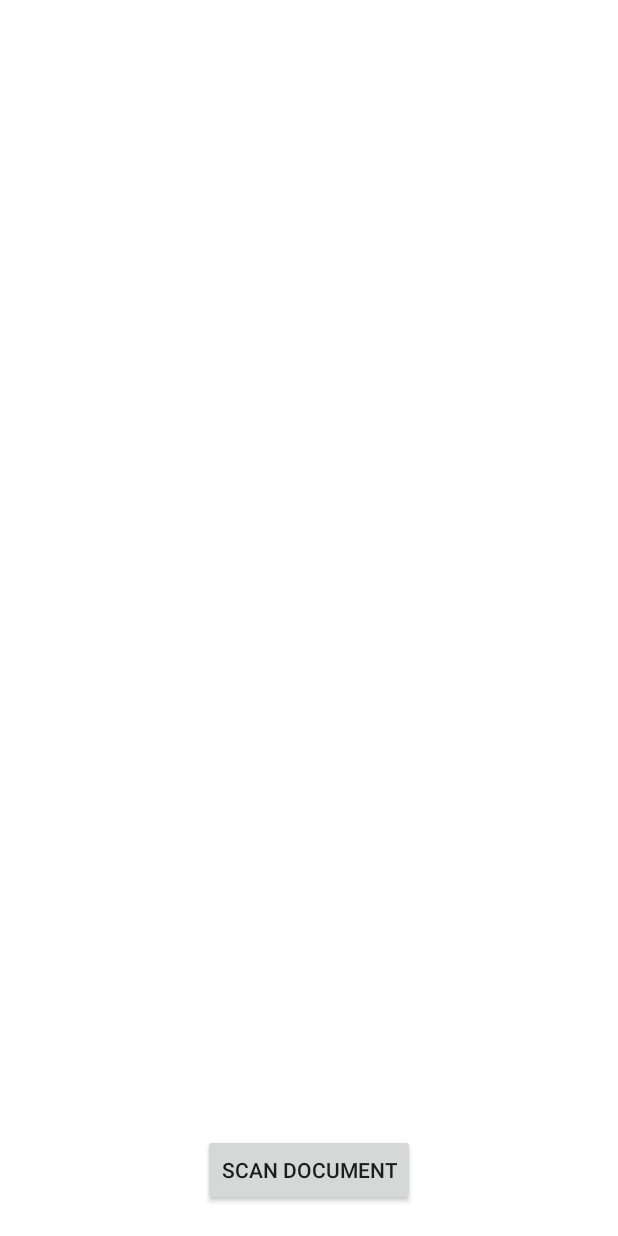
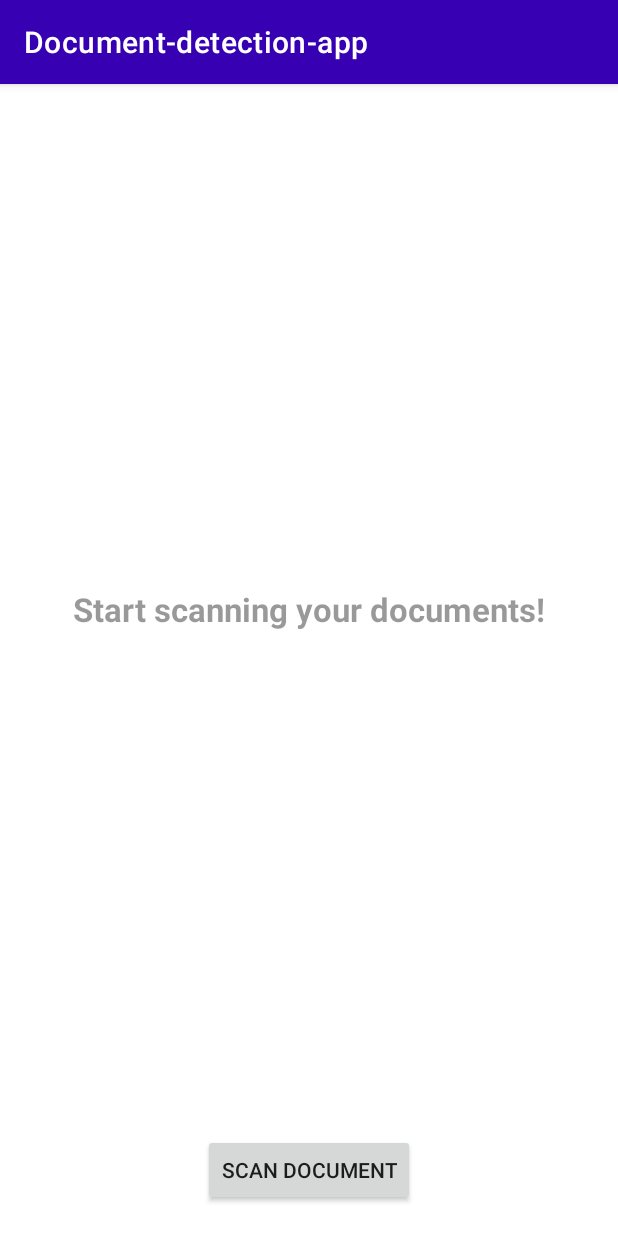
Before and after one commit to seramirezdev/document-detection, an Android app: the screen it shows after launch (MainActivity), on a phone screen of 412 x 824 dp. Run offline under Robolectric (Android 15) with nearby library versions, the phone set to English and light mode, and no system bars.

Commit message:
Showing the document detected in the sample project

```diff
--- a/document-detection-app/build.gradle.kts
+++ b/document-detection-app/build.gradle.kts
@@ -50,7 +50,6 @@ dependencies {
     implementation(Dependencies.cameraExtensions)
     implementation(Dependencies.cameraView)
 
-
     implementation(Dependencies.coreKtx)
     implementation(Dependencies.appcompat)
     implementation(Dependencies.material)
--- a/document-detection-app/src/main/AndroidManifest.xml
+++ b/document-detection-app/src/main/AndroidManifest.xml
@@ -1,6 +1,8 @@
 <?xml version="1.0" encoding="utf-8"?>
 <manifest xmlns:android="http://schemas.android.com/apk/res/android"
     package="com.seramirezdev.document_detection_app">
+
+    <uses-permission android:name="android.permission.READ_EXTERNAL_STORAGE" />
 
     <application
         android:allowBackup="true"
@@ -11,6 +13,7 @@
         android:theme="@style/Theme.DocumentDetection">
         <activity
             android:name=".MainActivity"
+            android:theme="@style/MainActivityTheme"
             android:exported="true">
             <intent-filter>
                 <action android:name="android.intent.action.MAIN" />
--- a/document-detection-app/src/main/res/layout/activity_main.xml
+++ b/document-detection-app/src/main/res/layout/activity_main.xml
@@ -4,14 +4,38 @@
     xmlns:tools="http://schemas.android.com/tools"
     android:layout_width="match_parent"
     android:layout_height="match_parent"
+    android:fitsSystemWindows="true"
     tools:context=".MainActivity">
+
+    <androidx.appcompat.widget.AppCompatTextView
+        android:id="@+id/start_scanning_text"
+        android:layout_width="wrap_content"
+        android:layout_height="wrap_content"
+        android:text="@string/start_scanning_your_documents"
+        android:textColor="@color/black_40"
+        android:textSize="22sp"
+        android:textStyle="bold"
+        app:layout_constraintBottom_toTopOf="@+id/scan_btn"
+        app:layout_constraintEnd_toEndOf="parent"
+        app:layout_constraintStart_toStartOf="parent"
+        app:layout_constraintTop_toTopOf="parent" />
+
+    <androidx.appcompat.widget.AppCompatImageView
+        android:id="@+id/document_scanned_img"
+        android:layout_width="0dp"
+        android:layout_height="0dp"
+        android:visibility="gone"
+        app:layout_constraintBottom_toTopOf="@+id/scan_btn"
+        app:layout_constraintEnd_toEndOf="parent"
+        app:layout_constraintStart_toStartOf="parent"
+        app:layout_constraintTop_toTopOf="parent" />
 
     <androidx.appcompat.widget.AppCompatButton
         android:id="@+id/scan_btn"
         android:layout_width="wrap_content"
         android:layout_height="wrap_content"
+        android:layout_marginBottom="@dimen/scan_btn_marginBottom"
         android:text="@string/scan"
-        android:layout_marginBottom="@dimen/scan_btn_marginBottom"
         app:layout_constraintBottom_toBottomOf="parent"
         app:layout_constraintEnd_toEndOf="parent"
         app:layout_constraintStart_toStartOf="parent" />
--- a/document-detection-app/src/main/res/values/strings.xml
+++ b/document-detection-app/src/main/res/values/strings.xml
@@ -1,4 +1,5 @@
 <resources>
     <string name="app_name">Document-detection-app</string>
     <string name="scan">Scan document</string>
+    <string name="start_scanning_your_documents">Start scanning your documents!</string>
 </resources>
--- /dev/null
+++ b/document-detection-app/src/main/res/values/styles.xml
@@ -0,0 +1,9 @@
+<?xml version="1.0" encoding="utf-8"?>
+<resources>
+    <style name="MainActivityTheme" parent="Theme.MaterialComponents.DayNight.DarkActionBar">
+        <item name="colorPrimary">@color/purple_700</item>
+        <item name="colorPrimaryVariant">@color/purple_700</item>
+        <item name="colorOnPrimary">@color/white</item>
+        <item name="android:statusBarColor">?attr/colorPrimaryVariant</item>
+    </style>
+</resources>
--- a/document-detection-lib/src/main/java/com/seramirezdev/lib/capture/ProcessImageCapture.kt
+++ b/document-detection-lib/src/main/java/com/seramirezdev/lib/capture/ProcessImageCapture.kt
@@ -51,7 +51,10 @@ class ProcessImageCapture(
         Utils.bitmapToMat(bitmap, mat)
         val corners = findDocumentCorners(mat.nativeObjAddr)
 
-        if (corners.isEmpty()) context.showToast(R.string.document_no_detected)
+        if (corners.isEmpty()) {
+            context.showToast(R.string.document_no_detected)
+            return
+        }
 
         val sorted = sortCorners(corners)
         val startX = sorted.first().point.x
```
Also changed, not shown: document-detection-app/src/main/java/com/seramirezdev/document_detection_app/MainActivity.kt (+21 -8 lines).
